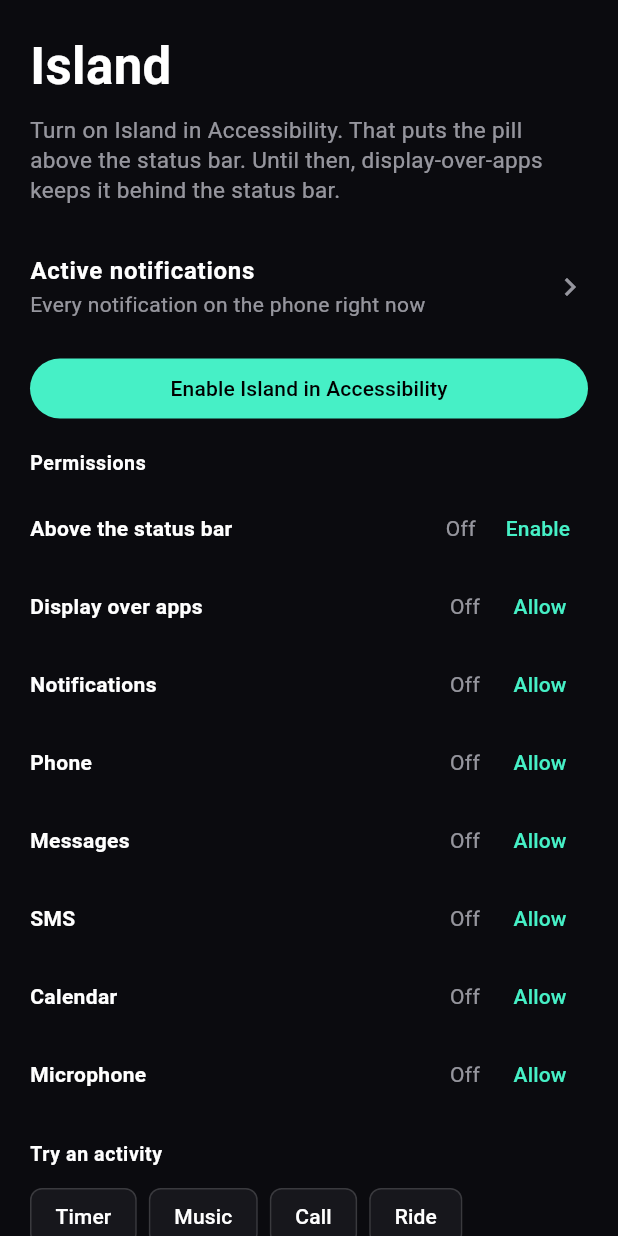
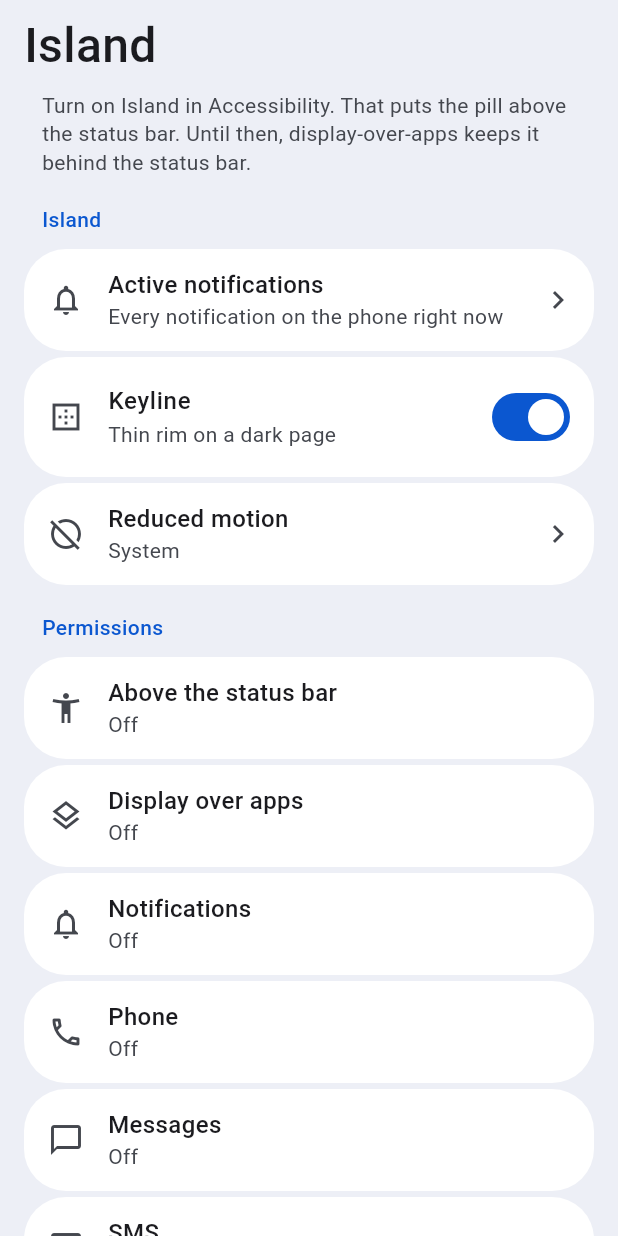
Before and after one commit to Andrewcpu/island, a Flutter app: the screen it shows after launch, on a phone screen of 412 x 824 dp. Run offline on Flutter 3.47's test engine with Material 3 defaults, Android fonts, the phone set to English and light mode, and no system bars; our stand-ins replace shared_preferences.

Commit message:
Show percent notifications as progress and restyle settings.
A notification whose title, text, or subtext contains a percent opens the progress island at that percent. The app pages use grouped settings cards.

```diff
--- a/lib/main.dart
+++ b/lib/main.dart
@@ -1,7 +1,7 @@
 import 'package:flutter/material.dart';
 import 'package:flutter/services.dart';
 
-import 'theme.dart';
+import 'ui/settings_ui.dart';
 import 'ui/setup.dart';
 
 Future<void> main() async {
@@ -9,10 +9,10 @@ Future<void> main() async {
   await SystemChrome.setEnabledSystemUIMode(SystemUiMode.edgeToEdge);
   SystemChrome.setSystemUIOverlayStyle(const SystemUiOverlayStyle(
     statusBarColor: Colors.transparent,
-    statusBarIconBrightness: Brightness.light,
-    statusBarBrightness: Brightness.dark,
-    systemNavigationBarColor: IslandColors.page,
-    systemNavigationBarIconBrightness: Brightness.light,
+    statusBarIconBrightness: Brightness.dark,
+    statusBarBrightness: Brightness.light,
+    systemNavigationBarColor: SettingsColors.background,
+    systemNavigationBarIconBrightness: Brightness.dark,
   ));
   runApp(const SetupApp());
 }
@@ -26,9 +26,13 @@ class SetupApp extends StatelessWidget {
       title: 'Island',
       debugShowCheckedModeBanner: false,
       theme: ThemeData(
-        brightness: Brightness.dark,
-        scaffoldBackgroundColor: IslandColors.page,
-        colorScheme: const ColorScheme.dark(primary: IslandColors.lagoon, surface: IslandColors.page),
+        useMaterial3: true,
+        brightness: Brightness.light,
+        scaffoldBackgroundColor: SettingsColors.background,
+        colorScheme: const ColorScheme.light(
+          primary: SettingsColors.label,
+          surface: SettingsColors.background,
+        ),
         fontFamily: 'Roboto',
       ),
       home: const SetupPage(),
--- /dev/null
+++ b/lib/ui/settings_ui.dart
@@ -0,0 +1,168 @@
+import 'package:flutter/material.dart';
+
+/// Pixel System settings: lavender page, blue section labels, white rounded cards.
+class SettingsColors {
+  static const background = Color(0xFFEDEFF6);
+  static const card = Color(0xFFFFFFFF);
+  static const label = Color(0xFF0B57D0);
+  static const title = Color(0xFF1B1B1F);
+  static const subtitle = Color(0xFF44474E);
+  static const back = Color(0xFFE4E6EC);
+}
+
+class SettingsPage extends StatelessWidget {
+  final String title;
+  final bool showBack;
+  final Widget? trailing;
+  final List<Widget> children;
+  final Future<void> Function()? onRefresh;
+
+  const SettingsPage({
+    super.key,
+    required this.title,
+    required this.children,
+    this.showBack = false,
+    this.trailing,
+    this.onRefresh,
+  });
+
+  @override
+  Widget build(BuildContext context) {
+    final list = ListView(
+      physics: onRefresh == null ? null : const AlwaysScrollableScrollPhysics(),
+      padding: const EdgeInsets.fromLTRB(16, 12, 16, 32),
+      children: [
+        Row(
+              crossAxisAlignment: CrossAxisAlignment.center,
+              children: [
+                if (showBack) ...[
+                  Material(
+                    color: SettingsColors.back,
+                    shape: const CircleBorder(),
+                    child: IconButton(
+                      onPressed: () => Navigator.of(context).maybePop(),
+                      icon: const Icon(Icons.arrow_back, color: SettingsColors.title),
+                    ),
+                  ),
+                  const SizedBox(width: 12),
+                ],
+                Expanded(
+                  child: Text(
+                    title,
+                    style: const TextStyle(color: SettingsColors.title, fontSize: 32, fontWeight: FontWeight.w500, height: 1.15),
+                  ),
+                ),
+                if (trailing != null) trailing!,
+              ],
+            ),
+            const SizedBox(height: 8),
+            ...children,
+      ],
+    );
+    return Scaffold(
+      backgroundColor: SettingsColors.background,
+      body: SafeArea(
+        child: onRefresh == null
+            ? list
+            : RefreshIndicator(
+                color: SettingsColors.label,
+                onRefresh: onRefresh!,
+                child: list,
+              ),
+      ),
+    );
+  }
+}
+
+class SettingsSection extends StatelessWidget {
+  final String label;
+  final List<Widget> children;
+
+  const SettingsSection({super.key, required this.label, required this.children});
+
+  @override
+  Widget build(BuildContext context) {
+    return Padding(
+      padding: const EdgeInsets.only(top: 18),
+      child: Column(
+        crossAxisAlignment: CrossAxisAlignment.start,
+        children: [
+          Padding(
+            padding: const EdgeInsets.fromLTRB(12, 0, 12, 10),
+            child: Text(label, style: const TextStyle(color: SettingsColors.label, fontSize: 14, fontWeight: FontWeight.w500)),
+          ),
+          for (var i = 0; i < children.length; i++) ...[
+            if (i > 0) const SizedBox(height: 4),
+            children[i],
+          ],
+        ],
+      ),
+    );
+  }
+}
+
+class SettingsCard extends StatelessWidget {
+  final Widget child;
+  const SettingsCard({super.key, required this.child});
+
+  @override
+  Widget build(BuildContext context) {
+    return Material(
+      color: SettingsColors.card,
+      borderRadius: BorderRadius.circular(28),
+      clipBehavior: Clip.antiAlias,
+      child: child,
+    );
+  }
+}
+
+class SettingsRow extends StatelessWidget {
+  final IconData icon;
+  final String title;
+  final String? subtitle;
+  final Widget? trailing;
+  final VoidCallback? onTap;
+
+  const SettingsRow({
+    super.key,
+    required this.icon,
+    required this.title,
+    this.subtitle,
+    this.trailing,
+    this.onTap,
+  });
+
+  @override
+  Widget build(BuildContext context) {
+    return SettingsCard(
+      child: InkWell(
+        onTap: onTap,
+        child: Padding(
+          padding: const EdgeInsets.fromLTRB(16, 14, 12, 14),
+          child: Row(
+            children: [
+              Icon(icon, color: SettingsColors.subtitle, size: 24),
+              const SizedBox(width: 16),
+              Expanded(
+                child: Column(
+                  crossAxisAlignment: CrossAxisAlignment.start,
+                  children: [
+                    Text(title, style: const TextStyle(color: SettingsColors.title, fontSize: 16, fontWeight: FontWeight.w500, height: 1.25)),
+                    if (subtitle != null && subtitle!.isNotEmpty) ...[
+                      const SizedBox(height: 2),
+                      Text(subtitle!, style: const TextStyle(color: SettingsColors.subtitle, fontSize: 14, height: 1.3)),
+                    ],
+                  ],
+                ),
+              ),
+              if (trailing != null) ...[
+                const SizedBox(width: 8),
+                trailing!,
+              ],
+            ],
+          ),
+        ),
+      ),
+    );
+  }
+}
--- a/lib/ui/setup.dart
+++ b/lib/ui/setup.dart
@@ -1,8 +1,8 @@
 import 'package:flutter/material.dart';
 
 import '../platform.dart';
-import '../theme.dart';
 import 'notifications_page.dart';
+import 'settings_ui.dart';
 
 class SetupPage extends StatefulWidget {
   const SetupPage({super.key});
@@ -51,185 +51,153 @@ class _SetupPageState extends State<SetupPage> with WidgetsBindingObserver {
     await platform.command(name, args);
   }
 
+  Future<void> _pickMotion() async {
+    final choice = await showDialog<String>(
+      context: context,
+      builder: (context) => AlertDialog(
+        title: const Text('Reduced motion'),
+        contentPadding: const EdgeInsets.only(top: 12, bottom: 8),
+        content: Column(
+          mainAxisSize: MainAxisSize.min,
+          children: [
+            for (final option in const [
+              ('system', 'System'),
+              ('always', 'Always'),
+              ('never', 'Never'),
+            ])
+              RadioListTile<String>(
+                value: option.$1,
+                groupValue: reduced,
+                title: Text(option.$2),
+                onChanged: (value) => Navigator.of(context).pop(value),
+              ),
+          ],
+        ),
+      ),
+    );
+    if (choice == null) return;
+    setState(() => reduced = choice);
+    await _command('setReduced', {'value': choice});
+  }
+
+  String get _motionLabel => switch (reduced) {
+        'always' => 'Always',
+        'never' => 'Never',
+        _ => 'System',
+      };
+
   @override
   Widget build(BuildContext context) {
     final overlay = _on('overlay');
     final above = _on('accessibility');
-    return Scaffold(
-      backgroundColor: IslandColors.page,
-      body: SafeArea(
-        child: ListView(
-          padding: const EdgeInsets.fromLTRB(20, 20, 20, 32),
+    return SettingsPage(
+      title: 'Island',
       children: [
-            const Text('Island', style: TextStyle(color: Colors.white, fontSize: 34, fontWeight: FontWeight.w600)),
-            const SizedBox(height: 8),
-            Text(
+        Padding(
+          padding: const EdgeInsets.fromLTRB(12, 4, 12, 0),
+          child: Text(
             above
                 ? 'Island is on in Accessibility, so the pill draws above the status bar. You can leave this screen.'
                 : 'Turn on Island in Accessibility. That puts the pill above the status bar. Until then, display-over-apps keeps it behind the status bar.',
-              style: const TextStyle(color: IslandColors.secondary, fontSize: 15, height: 1.35),
+            style: const TextStyle(color: SettingsColors.subtitle, fontSize: 14, height: 1.35),
           ),
-            const SizedBox(height: 18),
-            ListTile(
-              contentPadding: EdgeInsets.zero,
-              title: const Text('Active notifications', style: TextStyle(color: Colors.white, fontWeight: FontWeight.w600)),
-              subtitle: const Text('Every notification on the phone right now', style: TextStyle(color: IslandColors.secondary)),
-              trailing: const Icon(Icons.chevron_right, color: IslandColors.secondary),
+        ),
+        SettingsSection(
+          label: 'Island',
+          children: [
+            SettingsRow(
+              icon: Icons.notifications_none,
+              title: 'Active notifications',
+              subtitle: 'Every notification on the phone right now',
+              trailing: const Icon(Icons.chevron_right, color: SettingsColors.subtitle),
               onTap: () {
                 Navigator.of(context).push(MaterialPageRoute(builder: (_) => const NotificationsPage()));
               },
             ),
-            const SizedBox(height: 8),
-            if (!above)
-              FilledButton(
-                onPressed: platform.openAccessibilitySettings,
-                child: const Text('Enable Island in Accessibility'),
-              ),
-            const SizedBox(height: 16),
-            const _Heading('Permissions'),
-            _Row('Above the status bar', above, 'Enable', platform.openAccessibilitySettings),
-            _Row('Display over apps', overlay, 'Allow', platform.openOverlaySettings),
-            _Row('Notifications', _on('POST_NOTIFICATIONS'), 'Allow', () => platform.request(['android.permission.POST_NOTIFICATIONS'])),
-            _Row('Phone', _on('READ_PHONE_STATE') && _on('ANSWER_PHONE_CALLS') && _on('READ_CALL_LOG') && _on('READ_CONTACTS'), 'Allow', () => platform.request(['android.permission.READ_PHONE_STATE', 'android.permission.ANSWER_PHONE_CALLS', 'android.permission.READ_CALL_LOG', 'android.permission.READ_CONTACTS'])),
-            _Row('Messages', _on('notificationAccess'), 'Allow', platform.openNotificationAccess),
-            _Row('SMS', _on('READ_SMS') && _on('RECEIVE_SMS'), 'Allow', () => platform.request(['android.permission.READ_SMS', 'android.permission.RECEIVE_SMS'])),
-            _Row('Calendar', _on('READ_CALENDAR'), 'Allow', () => platform.request(['android.permission.READ_CALENDAR'])),
-            _Row('Microphone', _on('RECORD_AUDIO'), 'Allow', () => platform.request(['android.permission.RECORD_AUDIO'])),
-            const SizedBox(height: 18),
-            const _Heading('Try an activity'),
-            Wrap(
-              spacing: 8,
-              runSpacing: 8,
-              children: [
-                _Chip('Timer', () => _command('startTimer')),
-                _Chip('Music', () => _command('playSample')),
-                _Chip('Call', () => _command('incomingCall', {'caller': 'Mochi'})),
-                _Chip('Ride', () => _command('startEta', {'kind': 'ride'})),
-                _Chip('Delivery', () => _command('startEta', {'kind': 'delivery'})),
-                _Chip('Record', () => _command('startRecording', {'kind': 'audio'})),
-                _Chip('Screen', () => _command('startRecording', {'kind': 'screen'})),
-                _Chip('Camera', () => _command('startRecording', {'kind': 'camera'})),
-                _Chip('Send', () => _command('startTransfer', {'direction': 'send'})),
-                _Chip('Receive', () => _command('startTransfer', {'direction': 'receive'})),
-                _Chip('Upload', () => _command('startUpload')),
-                _Chip('Message', () => _command('showMessage', {'sender': 'Sam', 'body': 'The photos are in. Take a look when you can.'})),
-                _Chip('Event', () => _command('pinEvent')),
-                _Chip('Battery', () => _command('showBattery')),
-                _Chip('Split', () => _command('split')),
-                _Chip('Orders', () => _command('startOrders')),
-                _Chip('Handoff', () => _command('handoff')),
-                _Chip('Clear', () => _command('clear')),
-              ],
-            ),
-            const SizedBox(height: 18),
-            const _Heading('Island'),
-            _Setting(
-              label: 'Reduced motion',
-              child: DropdownButton<String>(
-                value: reduced,
-                dropdownColor: IslandColors.card,
-                style: const TextStyle(color: Colors.white),
-                items: const [
-                  DropdownMenuItem(value: 'system', child: Text('System')),
-                  DropdownMenuItem(value: 'always', child: Text('Always')),
-                  DropdownMenuItem(value: 'never', child: Text('Never')),
-                ],
-                onChanged: (value) {
-                  if (value == null) return;
-                  setState(() => reduced = value);
-                  _command('setReduced', {'value': value});
-                },
-              ),
-            ),
-            SwitchListTile(
-              contentPadding: EdgeInsets.zero,
-              title: const Text('Keyline', style: TextStyle(color: Colors.white)),
-              subtitle: const Text('Thin rim on a dark page', style: TextStyle(color: IslandColors.secondary)),
+            SettingsCard(
+              child: SwitchListTile(
+                contentPadding: const EdgeInsets.fromLTRB(16, 4, 12, 4),
+                secondary: const Icon(Icons.border_outer, color: SettingsColors.subtitle),
+                title: const Text('Keyline', style: TextStyle(color: SettingsColors.title, fontSize: 16, fontWeight: FontWeight.w500)),
+                subtitle: const Text('Thin rim on a dark page', style: TextStyle(color: SettingsColors.subtitle, fontSize: 14)),
                 value: keyline,
-              activeThumbColor: IslandColors.lagoon,
                 onChanged: (value) {
                   setState(() => keyline = value);
                   _command('setKeyline', {'value': value});
                 },
               ),
-            const SizedBox(height: 8),
-            const Text(
-              'Tap a sample again, or Clear, to dismiss that preview. A live call, message, timer, or playing session stays, and replaces a preview of the same kind. Hold the island to expand. A tap outside collapses it and still reaches the app underneath.',
-              style: TextStyle(color: IslandColors.tertiary, fontSize: 13, height: 1.35),
+            ),
+            SettingsRow(
+              icon: Icons.motion_photos_off_outlined,
+              title: 'Reduced motion',
+              subtitle: _motionLabel,
+              trailing: const Icon(Icons.chevron_right, color: SettingsColors.subtitle),
+              onTap: _pickMotion,
             ),
           ],
         ),
-      ),
-    );
-  }
-}
-
-class _Heading extends StatelessWidget {
-  final String text;
-  const _Heading(this.text);
-
-  @override
-  Widget build(BuildContext context) {
-    return Padding(
-      padding: const EdgeInsets.only(bottom: 8),
-      child: Text(text, style: const TextStyle(color: Colors.white, fontSize: 13, fontWeight: FontWeight.w600, letterSpacing: 0.4)),
-    );
-  }
-}
-
-class _Row extends StatelessWidget {
-  final String title;
-  final bool granted;
-  final String action;
-  final VoidCallback onPressed;
-  const _Row(this.title, this.granted, this.action, this.onPressed);
-
-  @override
-  Widget build(BuildContext context) {
-    return Padding(
-      padding: const EdgeInsets.symmetric(vertical: 2),
-      child: Row(
+        SettingsSection(
+          label: 'Permissions',
           children: [
-          Expanded(child: Text(title, style: const TextStyle(color: Colors.white, fontWeight: FontWeight.w600))),
-          Text(granted ? 'On' : 'Off', style: TextStyle(color: granted ? IslandColors.lagoon : IslandColors.secondary)),
-          const SizedBox(width: 8),
-          TextButton(onPressed: granted ? null : onPressed, child: Text(action)),
+            _permit(Icons.accessibility_new, 'Above the status bar', above, platform.openAccessibilitySettings),
+            _permit(Icons.layers_outlined, 'Display over apps', overlay, platform.openOverlaySettings),
+            _permit(Icons.notifications_outlined, 'Notifications', _on('POST_NOTIFICATIONS'), () => platform.request(['android.permission.POST_NOTIFICATIONS'])),
+            _permit(Icons.call_outlined, 'Phone', _on('READ_PHONE_STATE') && _on('ANSWER_PHONE_CALLS') && _on('READ_CALL_LOG') && _on('READ_CONTACTS'), () => platform.request(['android.permission.READ_PHONE_STATE', 'android.permission.ANSWER_PHONE_CALLS', 'android.permission.READ_CALL_LOG', 'android.permission.READ_CONTACTS'])),
+            _permit(Icons.chat_bubble_outline, 'Messages', _on('notificationAccess'), platform.openNotificationAccess),
+            _permit(Icons.sms_outlined, 'SMS', _on('READ_SMS') && _on('RECEIVE_SMS'), () => platform.request(['android.permission.READ_SMS', 'android.permission.RECEIVE_SMS'])),
+            _permit(Icons.calendar_today_outlined, 'Calendar', _on('READ_CALENDAR'), () => platform.request(['android.permission.READ_CALENDAR'])),
+            _permit(Icons.mic_none, 'Microphone', _on('RECORD_AUDIO'), () => platform.request(['android.permission.RECORD_AUDIO'])),
           ],
         ),
-    );
-  }
-}
-
-class _Chip extends StatelessWidget {
-  final String label;
-  final VoidCallback onPressed;
-  const _Chip(this.label, this.onPressed);
-
-  @override
-  Widget build(BuildContext context) {
-    return ActionChip(
-      label: Text(label),
-      backgroundColor: IslandColors.card,
-      labelStyle: const TextStyle(color: Colors.white),
-      side: const BorderSide(color: IslandColors.cardEdge),
-      onPressed: onPressed,
-    );
-  }
-}
-
-class _Setting extends StatelessWidget {
-  final String label;
-  final Widget child;
-  const _Setting({required this.label, required this.child});
-
-  @override
-  Widget build(BuildContext context) {
-    return Row(
+        SettingsSection(
+          label: 'Samples',
           children: [
-        Text(label, style: const TextStyle(color: Colors.white)),
-        const Spacer(),
-        child,
+            for (final sample in _samples)
+              SettingsRow(
+                icon: sample.$1,
+                title: sample.$2,
+                onTap: sample.$3,
+              ),
+          ],
+        ),
+        const Padding(
+          padding: EdgeInsets.fromLTRB(12, 18, 12, 0),
+          child: Text(
+            'Tap a sample again, or Clear, to dismiss that preview. A live call, message, timer, or playing session stays, and replaces a preview of the same kind. Hold the island to expand. A tap outside collapses it and still reaches the app underneath.',
+            style: TextStyle(color: SettingsColors.subtitle, fontSize: 14, height: 1.35),
+          ),
+        ),
       ],
     );
   }
+
+  SettingsRow _permit(IconData icon, String title, bool granted, VoidCallback onPressed) {
+    return SettingsRow(
+      icon: icon,
+      title: title,
+      subtitle: granted ? 'On' : 'Off',
+      onTap: granted ? null : onPressed,
+    );
   }
+
+  List<(IconData, String, VoidCallback)> get _samples => [
+        (Icons.timer_outlined, 'Timer', () => _command('startTimer')),
+        (Icons.music_note_outlined, 'Music', () => _command('playSample')),
+        (Icons.call, 'Call', () => _command('incomingCall', {'caller': 'Mochi'})),
+        (Icons.local_taxi_outlined, 'Ride', () => _command('startEta', {'kind': 'ride'})),
+        (Icons.local_shipping_outlined, 'Delivery', () => _command('startEta', {'kind': 'delivery'})),
+        (Icons.mic, 'Record', () => _command('startRecording', {'kind': 'audio'})),
+        (Icons.screenshot_monitor_outlined, 'Screen', () => _command('startRecording', {'kind': 'screen'})),
+        (Icons.photo_camera_outlined, 'Camera', () => _command('startRecording', {'kind': 'camera'})),
+        (Icons.upload_outlined, 'Send', () => _command('startTransfer', {'direction': 'send'})),
+        (Icons.download_outlined, 'Receive', () => _command('startTransfer', {'direction': 'receive'})),
+        (Icons.cloud_upload_outlined, 'Upload', () => _command('startUpload')),
+        (Icons.chat_outlined, 'Message', () => _command('showMessage', {'sender': 'Sam', 'body': 'The photos are in. Take a look when you can.'})),
+        (Icons.event_outlined, 'Event', () => _command('pinEvent')),
+        (Icons.battery_charging_full, 'Battery', () => _command('showBattery')),
+        (Icons.splitscreen_outlined, 'Split', () => _command('split')),
+        (Icons.receipt_long_outlined, 'Orders', () => _command('startOrders')),
+        (Icons.swap_horiz, 'Handoff', () => _command('handoff')),
+        (Icons.clear, 'Clear', () => _command('clear')),
+      ];
+}
--- a/pubspec.yaml
+++ b/pubspec.yaml
@@ -1,7 +1,7 @@
 name: island
 description: Dynamic Island for Android, ported from the open-source islandcn component.
 publish_to: "none"
-version: 1.37.0+38
+version: 1.38.0+39
 
 environment:
   sdk: ">=3.5.0 <4.0.0"
```
Also changed, not shown: lib/ui/notifications_page.dart (+55 -64 lines), 1 other file. Lines whose indentation alone changed are shown as unchanged.
